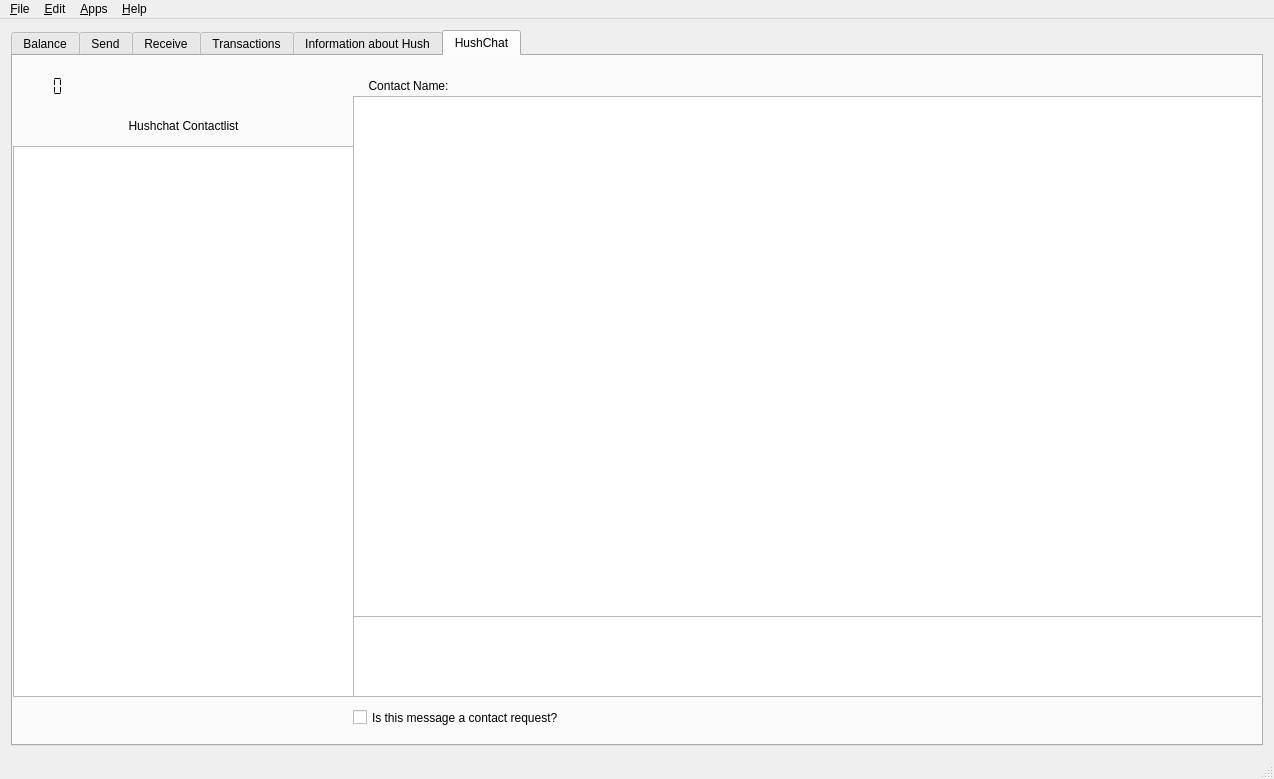
Above: src/mainwindow.ui from jahway603/SilentDragonLite before the change. Below: the same form after it.
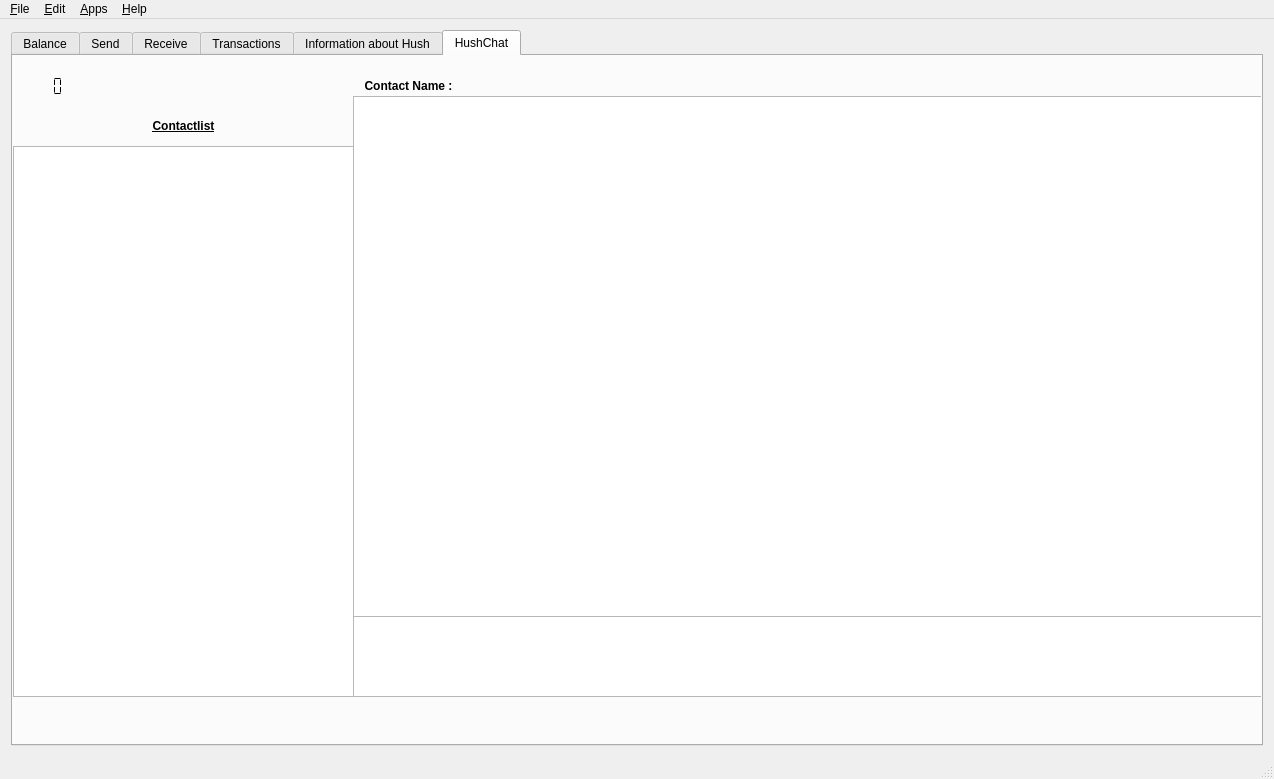
That is the form after the change. Icons and pictures are not drawn. Custom widgets are drawn as their Qt base class.

Commit message: add a new button to send contact request, some ui tweaks

What changed in the file:
```diff
--- a/src/mainwindow.ui
+++ b/src/mainwindow.ui
@@ -1360,7 +1360,7 @@
          </rect>
         </property>
         <property name="text">
-         <string>&lt;html&gt;&lt;head/&gt;&lt;body&gt;&lt;p align=&quot;center&quot;&gt;Hushchat Contactlist&lt;/p&gt;&lt;/body&gt;&lt;/html&gt;</string>
+         <string>&lt;html&gt;&lt;head/&gt;&lt;body&gt;&lt;p align=&quot;center&quot;&gt;&lt;span style=&quot; font-weight:600; text-decoration: underline;&quot;&gt;Contactlist&lt;/span&gt;&lt;/p&gt;&lt;/body&gt;&lt;/html&gt;</string>
         </property>
        </widget>
        <widget class="QTextEdit" name="memoTxtChat">
@@ -1438,7 +1438,7 @@
          </rect>
         </property>
         <property name="text">
-         <string>&lt;html&gt;&lt;head/&gt;&lt;body&gt;&lt;p align=&quot;center&quot;&gt;Contact Name:&lt;/p&gt;&lt;/body&gt;&lt;/html&gt;</string>
+         <string>&lt;html&gt;&lt;head/&gt;&lt;body&gt;&lt;p align=&quot;center&quot;&gt;&lt;span style=&quot; font-weight:600;&quot;&gt;Contact Name :&lt;/span&gt;&lt;/p&gt;&lt;/body&gt;&lt;/html&gt;</string>
         </property>
        </widget>
        <widget class="QListView" name="listChat">
@@ -1475,19 +1475,6 @@
          <bool>true</bool>
         </property>
        </widget>
-       <widget class="QCheckBox" name="request">
-        <property name="geometry">
-         <rect>
-          <x>340</x>
-          <y>650</y>
-          <width>261</width>
-          <height>23</height>
-         </rect>
-        </property>
-        <property name="text">
-         <string>Is this message a contact request?</string>
-        </property>
-       </widget>
        <widget class="QPushButton" name="safeContactRequest">
         <property name="geometry">
          <rect>
```
Left out of the diff: 54 changed lines with no effect on the pictures. The commit also changes 8 other files.
